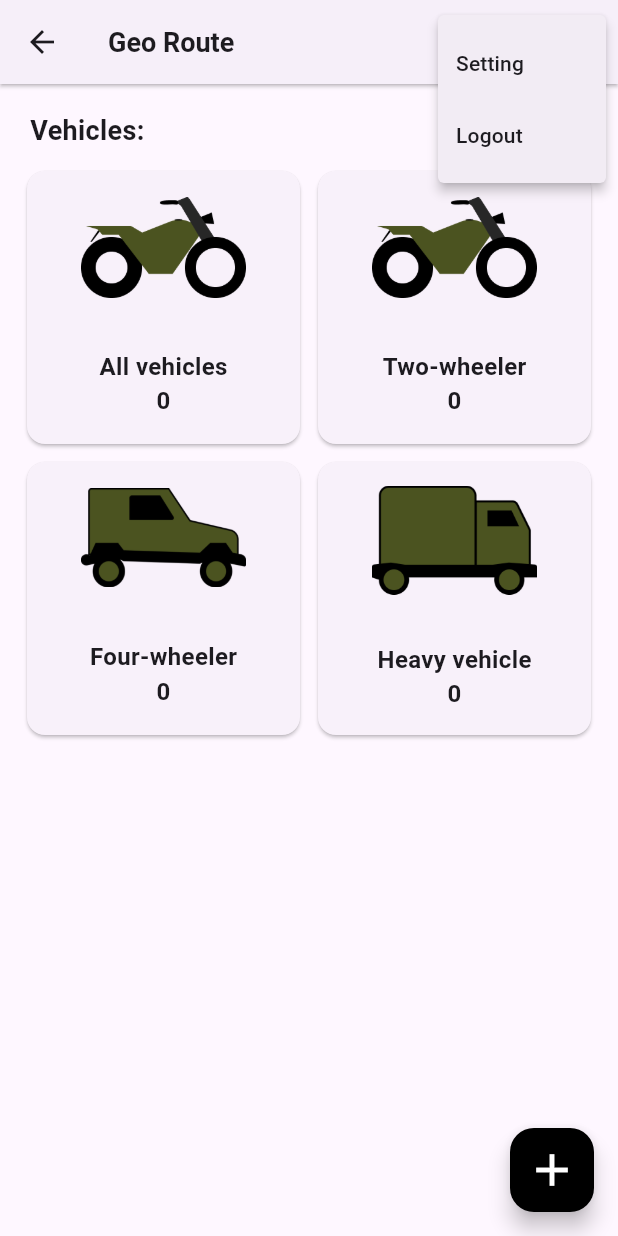
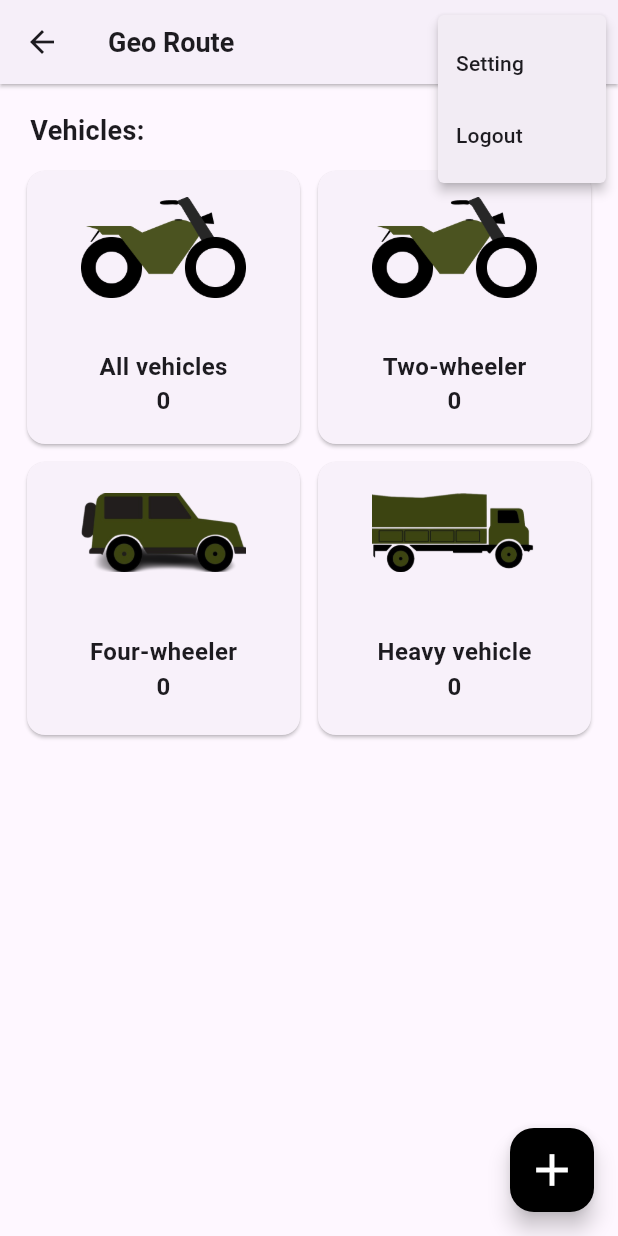
Before and after one commit to tarun3997/geo_route, a Flutter app: the HomeScreen screen opened directly, after a tap on the "notifications" icon, after a tap on the "person" icon, on a phone screen of 412 x 824 dp. Run offline on Flutter 3.47's test engine with Material 3 defaults, Android fonts, the phone set to English and light mode, and no system bars; our stand-ins replace anim_search_bar, connectivity_plus, dio, firebase_core, firebase_messaging, flutter_form_builder and 4 more; missing offline and left inert: mapmyindia_gl; accounts and stored records are empty; network calls fail.

Commit message:
notification add

```diff
--- a/lib/screens/HomeScreen.dart
+++ b/lib/screens/HomeScreen.dart
@@ -9,6 +9,7 @@ import 'package:geo_route/server/services/NetworkServices.dart';
 import 'package:geo_route/utils/ErrorHandler.dart';
 import 'package:geo_route/utils/NavigationUtils.dart';
 import 'package:geo_route/widget/CarCard.dart';
+import 'package:permission_handler/permission_handler.dart';
 import 'AddVehicle.dart';
 import 'VehicleListScreen.dart';
 
@@ -27,7 +28,7 @@ class _HomeScreenState extends State<HomeScreen> {
   final List<HomeVehicleModel> homeVehicleModel = [
     HomeVehicleModel(image: 'bike.png', cardTitle: "All vehicles", count: 0),
     HomeVehicleModel(image: 'bike.png', cardTitle: "Two-wheeler", count: 0),
-    HomeVehicleModel(image: 'jeep.png', cardTitle: "Four-wheeler", count: 0),
+    HomeVehicleModel(image: 'car.png', cardTitle: "Four-wheeler", count: 0),
     HomeVehicleModel(image: 'truck.png', cardTitle: "Heavy vehicle", count: 0),
   ];
 
@@ -40,8 +41,15 @@ class _HomeScreenState extends State<HomeScreen> {
     super.initState();
     fetchVehicleCount();
     checkInternet();
+    requestPermission();
   }
 
+  Future<void> requestPermission()async{
+    const permission = Permission.notification;
+    if(await permission.isDenied){
+      await permission.request();
+    }
+  }
   void checkInternet()async{
     NetworkStatus status = await _networkServices.checkConnectivity();
     setState(() {
@@ -111,18 +119,8 @@ class _HomeScreenState extends State<HomeScreen> {
         actions: [
           IconButton(
             onPressed: () {
-              if (Theme.of(context).platform == TargetPlatform.iOS) {
-                Navigator.push(
-                  context,
-                  CupertinoPageRoute(
-                      builder: (context) => const NotificationScreen()),
-                );
-              } else {
-                Navigator.push(
-                  context,
-                  MaterialPageRoute(builder: (context) => const NotificationScreen()),
-                );
-              }
+              NavigationUtils.navigatorPush(context, const NotificationScreen());
+
             },
             icon: const Icon(Icons.notifications, color: Colors.black),
           ),
--- a/lib/screens/NotificationScreen.dart
+++ b/lib/screens/NotificationScreen.dart
@@ -9,6 +9,18 @@ class NotificationScreen extends StatefulWidget {
 }
 
 class _NotificationScreenState extends State<NotificationScreen> {
+  String message = "";
+  @override
+  void didChangeDependencies(){
+    final argument = ModalRoute.of(context)!.settings.arguments;
+    if(argument != null){
+      Map? pushArgument = argument as Map;
+
+      setState(() {
+        message = pushArgument["message"];
+      });
+    }
+  }
   Map<String, Map> notifications = {
     'alert1': {
       'vehicleNo': 'RJ27CA6453',
@@ -72,30 +84,9 @@ class _NotificationScreenState extends State<NotificationScreen> {
         itemCount: notifications.length,
         itemBuilder: (context, index) {
           String key = notifications.keys.elementAt(index);
-          return Dismissible(
-            background: Container(
-              color: Colors.red,
-              child: const Padding(
-                padding: EdgeInsets.symmetric(horizontal: 15),
-                child: Row(
-                  mainAxisAlignment: MainAxisAlignment.spaceBetween,
-                  children: [
-                    Text("Delete",style: TextStyle(color: Colors.white,fontWeight: FontWeight.bold,fontSize: 18),),
-                    Text("Delete",style: TextStyle(color: Colors.white,fontWeight: FontWeight.bold,fontSize: 18),),
-                  ],
-                ),
-              ),
-            ),
-            key: ValueKey(key),
-            onDismissed: (direction){
-              setState(() {
-                notifications.remove(key);
-              });
-            },
-            child: NotificationCard(
-                vehicleNumber: notifications[key]!['vehicleNo'].toString(),
-                alertInfo: notifications[key]!['info'].toString()
-            ),
+          return NotificationCard(
+              vehicleNumber: notifications[key]!['vehicleNo'].toString(),
+              alertInfo: notifications[key]!['info'].toString()
           );
         },
       ),
--- a/lib/server/url.dart
+++ b/lib/server/url.dart
@@ -1 +1 @@
-String url = 'http://192.168.142.102:4000';
+String url = 'http://192.168.173.102:4000';
--- a/lib/widget/NotificationCard.dart
+++ b/lib/widget/NotificationCard.dart
@@ -33,14 +33,14 @@ class NotificationCard extends StatelessWidget {
                     crossAxisAlignment: CrossAxisAlignment.start,
                     children: [
                       Text(
-                        "Vehicle number: $vehicleNumber",
+                        "$vehicleNumber:",
                         style: const TextStyle(
                           fontWeight: FontWeight.bold,
                           fontSize: 18,
                         ),
                       ),
                       Text(
-                        "Info: $alertInfo",
+                        "$alertInfo:",
                         style: const TextStyle(
                           fontSize: 16,
                         ),
--- a/pubspec.yaml
+++ b/pubspec.yaml
@@ -43,6 +43,10 @@ dependencies:
   flutter_map: ^7.0.2
   url_launcher: ^6.3.0
   connectivity_plus: ^6.0.3
+  firebase_core: ^3.2.0
+  firebase_messaging: ^15.0.3
+  flutter_local_notifications: ^17.2.1+2
+  permission_handler: ^11.3.1
   mapmyindia_gl:
 
 
```
Also changed, not shown: lib/main.dart (+137 -10 lines), assets/car.png (added), assets/truck.png, pubspec.lock, 10 other files.
